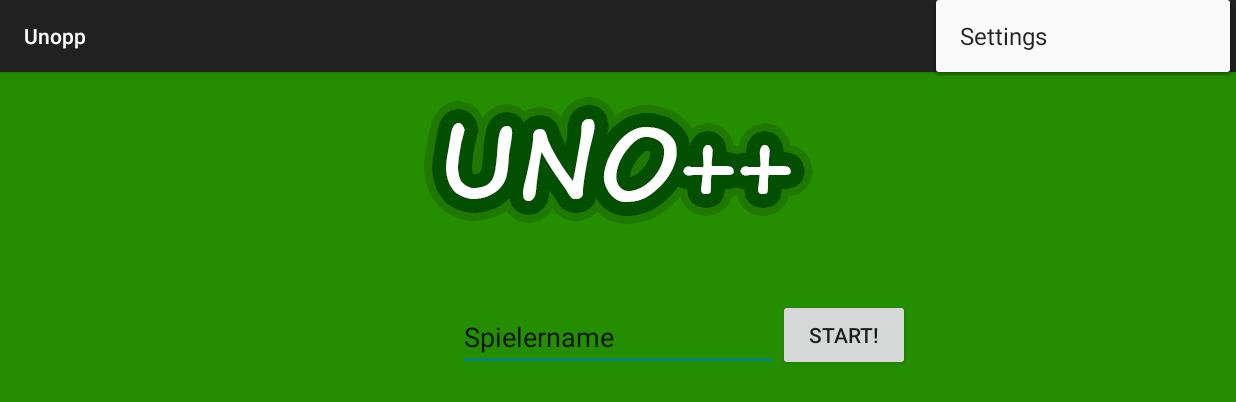
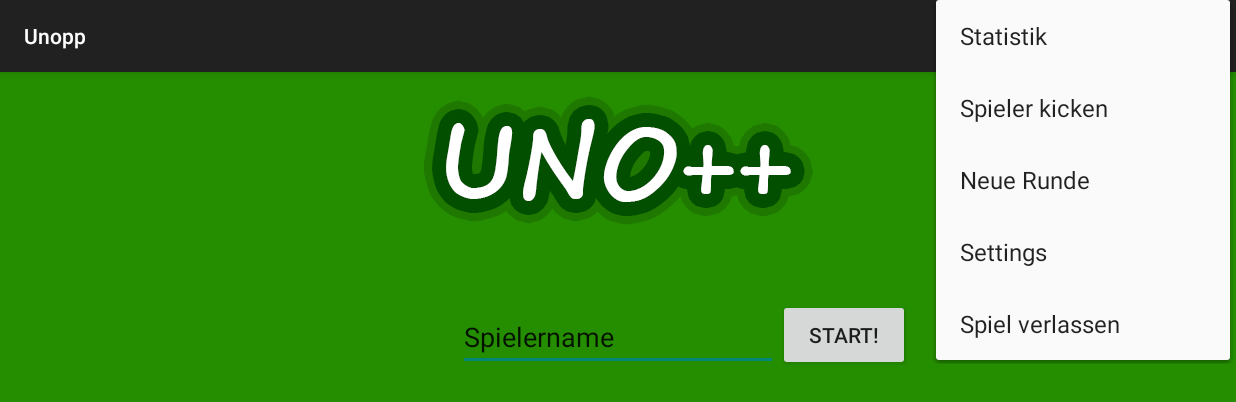
Before and after one commit to hawk23/unopp, an Android app: the screen it shows after launch (MainActivity), with the options menu open, on a phone screen of 824 x 412 dp (held sideways). Shown: the top 402 px of the screen. Run offline under Robolectric (Android 15) with nearby library versions, the phone set to English and light mode, and no system bars.

Commit message:
added menu entries

```diff
--- a/app/src/main/res/menu/menu_main.xml
+++ b/app/src/main/res/menu/menu_main.xml
@@ -1,6 +1,10 @@
 <menu xmlns:android="http://schemas.android.com/apk/res/android"
     xmlns:app="http://schemas.android.com/apk/res-auto"
     xmlns:tools="http://schemas.android.com/tools" tools:context=".MainActivity">
-    <item android:id="@+id/action_settings" android:title="@string/action_settings"
-        android:orderInCategory="100" app:showAsAction="never" />
+    <item android:id="@+id/action_leaveround"   android:title="Runde verlassen"         android:orderInCategory="1"     app:showAsAction="always"   />
+    <item android:id="@+id/action_statistic"    android:title="Statistik"               android:orderInCategory="3"     app:showAsAction="never"    />
+    <item android:id="@+id/action_dropplayer"   android:title="Spieler kicken"          android:orderInCategory="4"     app:showAsAction="never"    />
+    <item android:id="@+id/action_newround"     android:title="Neue Runde"              android:orderInCategory="5"     app:showAsAction="never"    />
+    <item android:id="@+id/action_settings"     android:title="@string/action_settings" android:orderInCategory="100"   app:showAsAction="never"    />
+    <item android:id="@+id/action_leavegame"    android:title="Spiel verlassen"         android:orderInCategory="101"   app:showAsAction="never"    />
 </menu>
```
